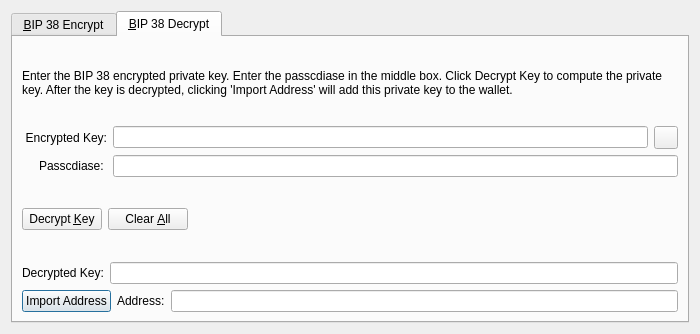
lordringscrypto/Phore, file src/qt/forms/bip38tooldialog.ui: the form before one commit.
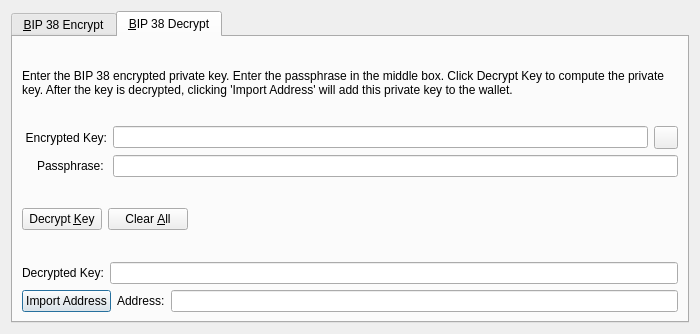
The form after the commit. Icons and pictures are not drawn. Custom widgets are drawn as their Qt base class.

```diff
--- a/src/qt/forms/bip38tooldialog.ui
+++ b/src/qt/forms/bip38tooldialog.ui
@@ -267,7 +267,7 @@
        <item>
         <widget class="QLabel" name="infoLabel_DEC">
          <property name="text">
-          <string>Enter the BIP 38 encrypted private key. Enter the passcdiase in the middle box. Click Decrypt Key to compute the private key. After the key is decrypted, clicking 'Import Address' will add this private key to the wallet.</string>
+          <string>Enter the BIP 38 encrypted private key. Enter the passphrase in the middle box. Click Decrypt Key to compute the private key. After the key is decrypted, clicking 'Import Address' will add this private key to the wallet.</string>
          </property>
          <property name="textFormat">
           <enum>Qt::PlainText</enum>
@@ -335,7 +335,7 @@
             </size>
            </property>
            <property name="text">
-            <string>Passcdiase: </string>
+            <string>Passphrase: </string>
            </property>
           </widget>
          </item>
```
Left out of the diff: 10 changed lines with no effect on the pictures.
